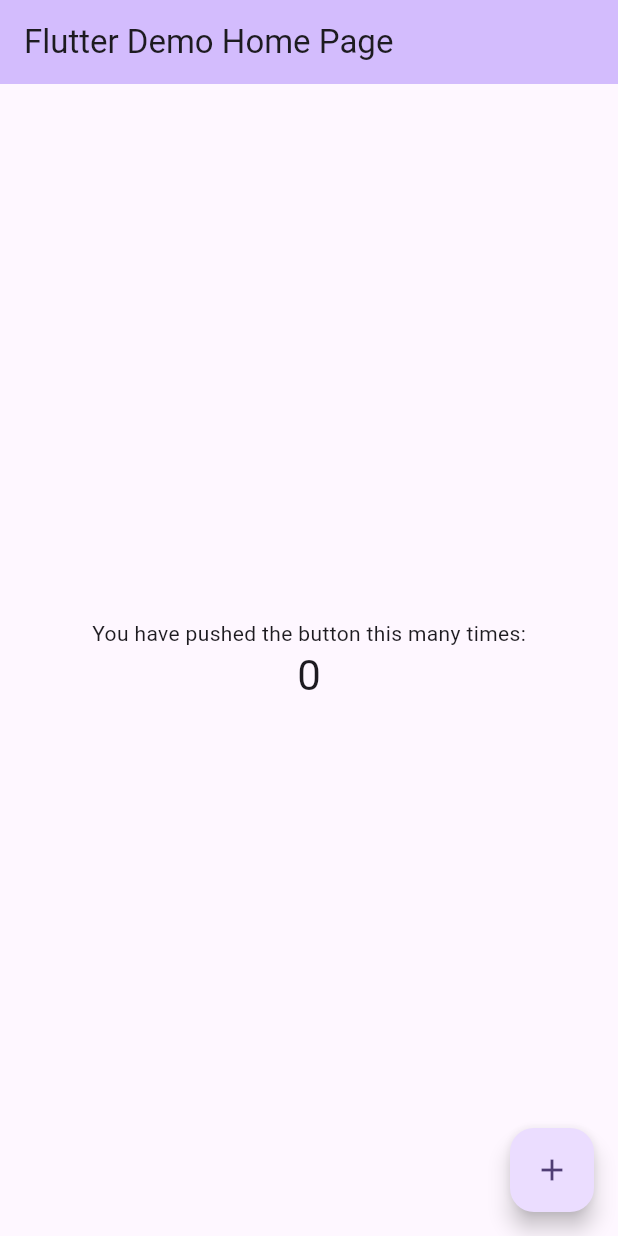
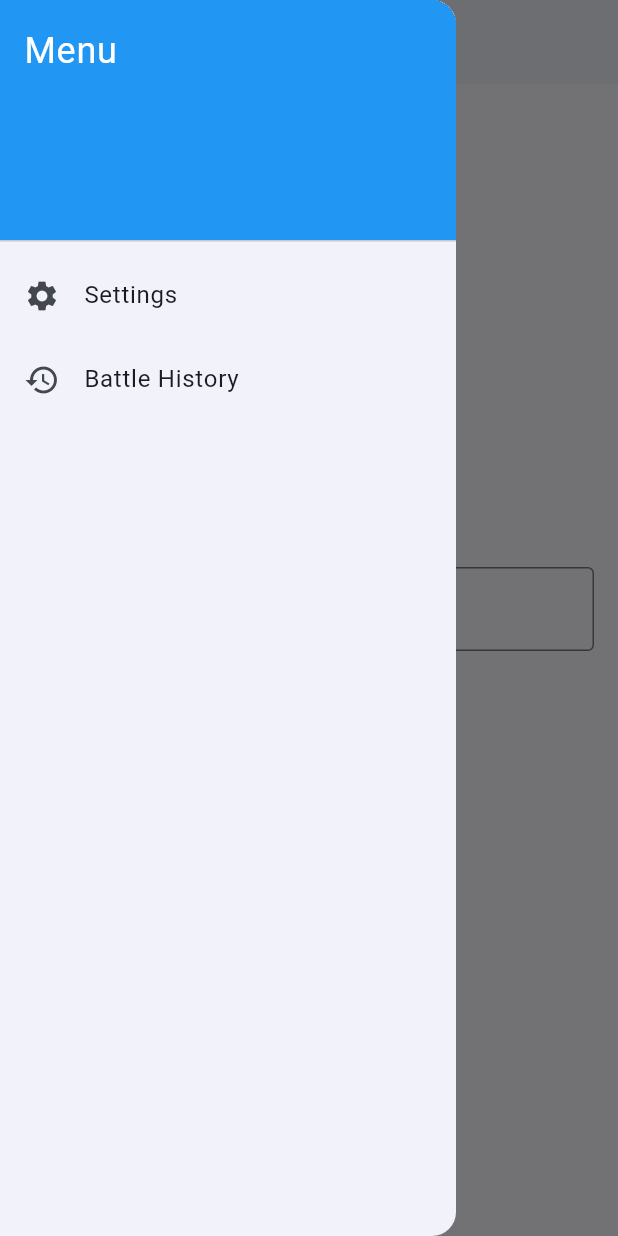
Before and after one commit to eduardoagpi/pokemon-battle, a Flutter app: the screen it shows after launch, with the side drawer open (before the commit the screen has no drawer), on a phone screen of 412 x 824 dp. Run offline on Flutter 3.47's test engine with Material 3 defaults, Android fonts, the phone set to English and light mode, and no system bars.

Commit message:
created basic screens for flutter

```diff
--- a/flutter_app/lib/main.dart
+++ b/flutter_app/lib/main.dart
@@ -1,93 +1,40 @@
 import 'package:flutter/material.dart';
+import 'screens/nickname_screen.dart';
+import 'screens/lobby_screen.dart';
+import 'screens/battle_screen.dart';
+import 'screens/settings_screen.dart';
+import 'screens/history_screen.dart';
 
 void main() {
-  runApp(const MyApp());
+  runApp(const PokeAlboApp());
 }
 
-class MyApp extends StatelessWidget {
-  const MyApp({super.key});
+class PokeAlboApp extends StatelessWidget {
+  const PokeAlboApp({super.key});
 
-  // This widget is the root of your application.
   @override
   Widget build(BuildContext context) {
     return MaterialApp(
-      title: 'Flutter Demo',
+      title: 'Poke-Albo',
       theme: ThemeData(
-        colorScheme: .fromSeed(seedColor: Colors.deepPurple),
+        useMaterial3: true,
+        colorScheme: ColorScheme.fromSeed(
+          seedColor: Colors.blue,
+          brightness: Brightness.light,
+        ),
+        appBarTheme: const AppBarTheme(
+          centerTitle: true,
+          elevation: 2,
+        ),
       ),
-      home: const MyHomePage(title: 'Flutter Demo Home Page'),
+      initialRoute: '/',
+      routes: {
+        '/': (context) => const NicknameScreen(),
+        '/lobby': (context) => const LobbyScreen(),
+        '/battle': (context) => const BattleScreen(),
+        '/settings': (context) => const SettingsScreen(),
+        '/history': (context) => const HistoryScreen(),
+      },
     );
   }
 }
-
-class MyHomePage extends StatefulWidget {
-  const MyHomePage({super.key, required this.title});
-
-  final String title;
-
-  @override
-  State<MyHomePage> createState() => _MyHomePageState();
-}
-
-class _MyHomePageState extends State<MyHomePage> {
-  int _counter = 0;
-
-  void _incrementCounter() {
-    setState(() {
-      _counter++;
-    });
-  }
-
-  @override
-  Widget build(BuildContext context) {
-    // This method is rerun every time setState is called, for instance as done
-    // by the _incrementCounter method above.
-    //
-    // The Flutter framework has been optimized to make rerunning build methods
-    // fast, so that you can just rebuild anything that needs updating rather
-    // than having to individually change instances of widgets.
-    return Scaffold(
-      appBar: AppBar(
-        // TRY THIS: Try changing the color here to a specific color (to
-        // Colors.amber, perhaps?) and trigger a hot reload to see the AppBar
-        // change color while the other colors stay the same.
-        backgroundColor: Theme.of(context).colorScheme.inversePrimary,
-        // Here we take the value from the MyHomePage object that was created by
-        // the App.build method, and use it to set our appbar title.
-        title: Text(widget.title),
-      ),
-      body: Center(
-        // Center is a layout widget. It takes a single child and positions it
-        // in the middle of the parent.
-        child: Column(
-          // Column is also a layout widget. It takes a list of children and
-          // arranges them vertically. By default, it sizes itself to fit its
-          // children horizontally, and tries to be as tall as its parent.
-          //
-          // Column has various properties to control how it sizes itself and
-          // how it positions its children. Here we use mainAxisAlignment to
-          // center the children vertically; the main axis here is the vertical
-          // axis because Columns are vertical (the cross axis would be
-          // horizontal).
-          //
-          // TRY THIS: Invoke "debug painting" (choose the "Toggle Debug Paint"
-          // action in the IDE, or press "p" in the console), to see the
-          // wireframe for each widget.
-          mainAxisAlignment: .center,
-          children: [
-            const Text('You have pushed the button this many times:'),
-            Text(
-              '$_counter',
-              style: Theme.of(context).textTheme.headlineMedium,
-            ),
-          ],
-        ),
-      ),
-      floatingActionButton: FloatingActionButton(
-        onPressed: _incrementCounter,
-        tooltip: 'Increment',
-        child: const Icon(Icons.add),
-      ),
-    );
-  }
-}
--- /dev/null
+++ b/flutter_app/lib/screens/nickname_screen.dart
@@ -0,0 +1,70 @@
+import 'package:flutter/material.dart';
+
+class NicknameScreen extends StatelessWidget {
+  const NicknameScreen({super.key});
+
+  @override
+  Widget build(BuildContext context) {
+    return Scaffold(
+      appBar: AppBar(
+        title: const Text('Poke-Albo'),
+      ),
+      drawer: Drawer(
+        child: ListView(
+          padding: EdgeInsets.zero,
+          children: [
+            const DrawerHeader(
+              decoration: BoxDecoration(
+                color: Colors.blue,
+              ),
+              child: Text(
+                'Menu',
+                style: TextStyle(
+                  color: Colors.white,
+                  fontSize: 24,
+                ),
+              ),
+            ),
+            ListTile(
+              leading: const Icon(Icons.settings),
+              title: const Text('Settings'),
+              onTap: () {
+                Navigator.pop(context);
+                Navigator.pushNamed(context, '/settings');
+              },
+            ),
+            ListTile(
+              leading: const Icon(Icons.history),
+              title: const Text('Battle History'),
+              onTap: () {
+                Navigator.pop(context);
+                Navigator.pushNamed(context, '/history');
+              },
+            ),
+          ],
+        ),
+      ),
+      body: Padding(
+        padding: const EdgeInsets.all(16.0),
+        child: Column(
+          mainAxisAlignment: MainAxisAlignment.center,
+          children: [
+            const TextField(
+              decoration: InputDecoration(
+                labelText: 'Enter your Nickname',
+                border: OutlineInputBorder(),
+              ),
+            ),
+            const SizedBox(height: 20),
+            ElevatedButton(
+              onPressed: () {
+                Navigator.pushNamed(context, '/lobby');
+              },
+              child: const Text('Join Lobby'),
+            ),
+          ],
+        ),
+      ),
+    );
+  }
+}
```
Also changed, not shown: flutter_app/lib/screens/battle_screen.dart (added, +86 -0 lines), flutter_app/lib/screens/history_screen.dart (added, +17 -0 lines), flutter_app/lib/screens/lobby_screen.dart (added, +56 -0 lines), flutter_app/lib/screens/settings_screen.dart (added, +45 -0 lines), 1 other file.
